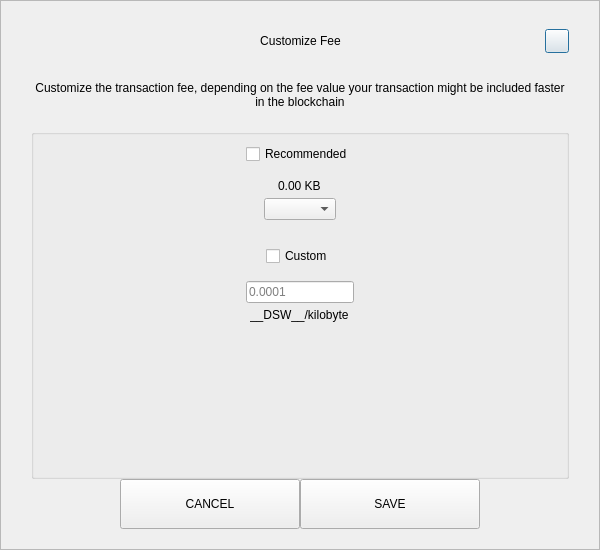
First picture: the form in src/qt/pivx/forms/sendcustomfeedialog.ui, repository decenomy/DSW, before the edit.
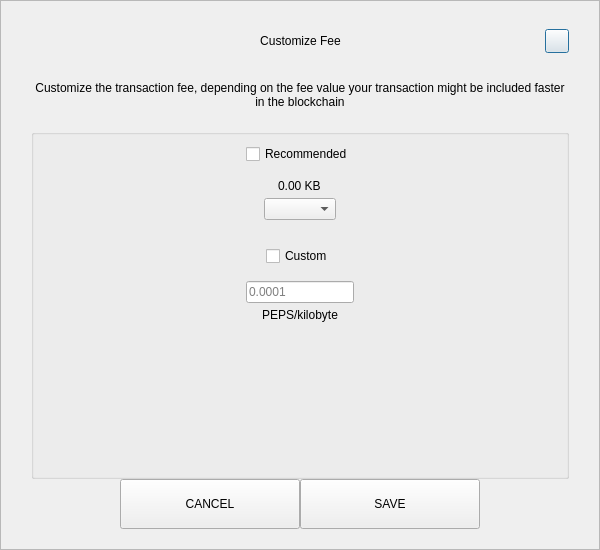
Second picture: the form after the edit.

```diff
--- a/src/qt/pivx/forms/sendcustomfeedialog.ui
+++ b/src/qt/pivx/forms/sendcustomfeedialog.ui
@@ -287,7 +287,7 @@
            <item alignment="Qt::AlignHCenter">
             <widget class="QLabel" name="labelCustomFee">
              <property name="text">
-              <string>__DSW__/kilobyte</string>
+              <string>PEPS/kilobyte</string>
              </property>
             </widget>
            </item>
```
